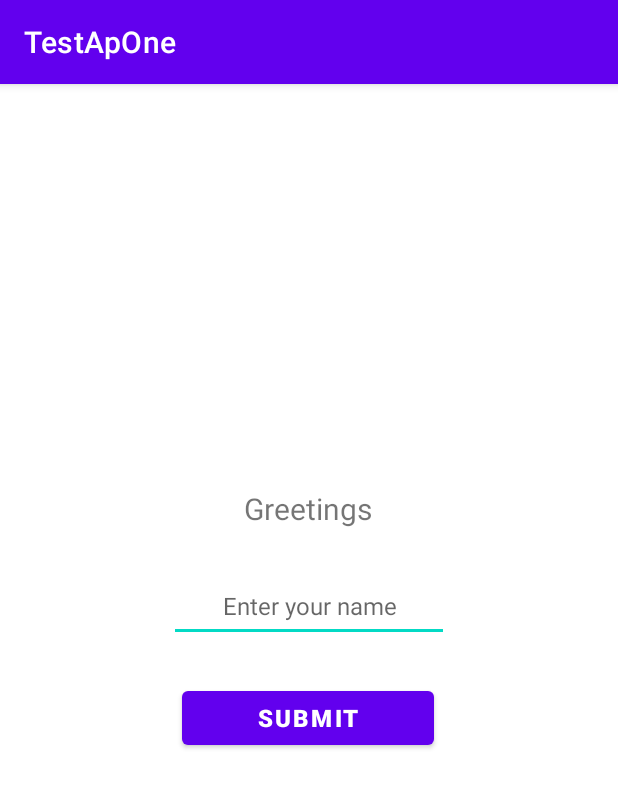
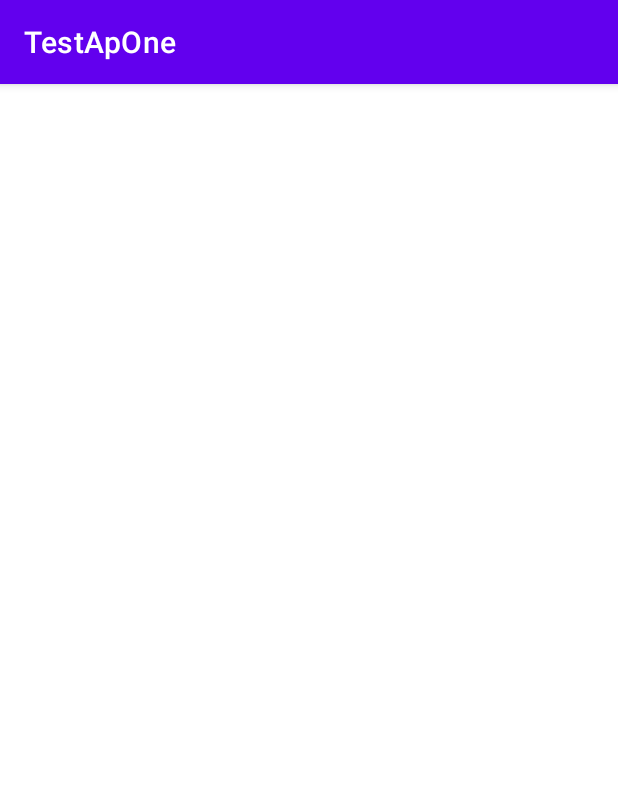
Before and after one commit to WorkWithAfridi/AndroidKotlinBootcamp-1, an Android app: the screen it shows after launch (MainActivity), on a phone screen of 412 x 824 dp. Shown: the top 788 px of the screen. Run offline under Robolectric (Android 15) with nearby library versions, the phone set to English and light mode, and no system bars.

Commit message:
Day 3 init

```diff
--- a/app/src/main/java/com/example/testapone/MainActivity.kt
+++ b/app/src/main/java/com/example/testapone/MainActivity.kt
@@ -1,84 +1,12 @@
 package com.example.testapone
 
-import android.content.Intent
-import android.opengl.Visibility
+import android.os.Bundle
 import androidx.appcompat.app.AppCompatActivity
-import android.os.Bundle
-import android.util.Log
-import android.view.View.INVISIBLE
-import android.view.View.VISIBLE
-import android.widget.Button
-import android.widget.EditText
-import android.widget.TextView
-import android.widget.Toast
-import com.example.testapone.models.Car
-import com.example.testapone.models.Driver
 
 class MainActivity : AppCompatActivity() {
     override fun onCreate(savedInstanceState: Bundle?) {
         super.onCreate(savedInstanceState)
         setContentView(R.layout.activity_main)
-
-
-        var myCar = Car()
-        myCar.start()
-
-        var driver = Driver("Mike")
-        driver.showDetails()
-
-        val greetingTextView = findViewById<TextView>(R.id.nameTV)
-        val inputField = findViewById<EditText>(R.id.nameTF)
-        val button = findViewById<Button>(R.id.saveBTN)
-        val viewOffersButton = findViewById<Button>(R.id.viewOffersBTN)
-        var name = "";
-        button.setOnClickListener(){
-            if(inputField.text.isNotEmpty()){
-                val enteredName = inputField.text.toString();
-                name = enteredName;
-                greetingTextView.text = "Welcome $enteredName"
-                inputField.text.clear()
-                viewOffersButton.visibility= VISIBLE
-            }else{
-                greetingTextView.text = "Greetings"
-                viewOffersButton.visibility= INVISIBLE
-                Toast.makeText(
-                    this@MainActivity,
-                    "Please, enter your name!",
-                    Toast.LENGTH_LONG,
-                ).show()
-            }
-        }
-        viewOffersButton.setOnClickListener(){
-            val intent = Intent(this, SecondActivity::class.java)
-            intent.putExtra("User", name, )
-            startActivity(intent)
-        }
-
-        Log.i("TestTag", "Currently on onCreate")
-    }
-    override fun onStart() {
-        super.onStart()
-        Log.i("TestTag", "Currently on onStart")
-    }
-    override fun onResume() {
-        super.onResume()
-        Log.i("TestTag", "Currently on onResume")
-    }
-    override fun onDestroy() {
-        super.onDestroy()
-        Log.i("TestTag", "Currently on onDestroy")
-    }
-    override fun onRestart() {
-        super.onRestart()
-        Log.i("TestTag", "Currently on onRestart")
-    }
-    override fun onPause() {
-        super.onPause()
-        Log.i("TestTag", "Currently on onPause")
-    }
-    override fun onStop() {
-        super.onStop()
-        Log.i("TestTag", "Currently on onStop")
     }
 }
 
--- a/app/src/main/java/com/example/testapone/models/Car.kt
+++ /dev/null
@@ -1,15 +0,0 @@
-package com.example.testapone.models
-
-import android.util.Log
-
-class Car {
-    var maxSpeed = 30
-
-    fun start(){
-        Log.i("TestTag", "Car starts")
-        Log.i("TestTag", "Max speed is $maxSpeed")
-
-    }
-
-
-}
--- a/app/src/main/java/com/example/testapone/models/Driver.kt
+++ /dev/null
@@ -1,15 +0,0 @@
-package com.example.testapone.models
-
-import android.util.Log
-
-class Driver(var driverName:String) {
-//    var driverName = name
-
-//    init {
-//        driverName=name
-//    }
-
-    fun showDetails(){
-        Log.i("TestTag", "Driver is $driverName")
-    }
-}
--- a/app/src/main/res/layout/activity_main.xml
+++ b/app/src/main/res/layout/activity_main.xml
@@ -4,62 +4,4 @@
     xmlns:tools="http://schemas.android.com/tools"
     android:layout_width="match_parent"
     android:layout_height="match_parent"
-    tools:context=".MainActivity">
-
-    <EditText
-        android:id="@+id/nameTF"
-        android:layout_width="wrap_content"
-        android:layout_height="wrap_content"
-        android:ems="10"
-        android:hint="Enter your name"
-        android:inputType="textPersonName"
-        android:minHeight="48dp"
-        android:textAlignment="center"
-        android:textSize="16sp"
-        app:layout_constraintBottom_toBottomOf="parent"
-        app:layout_constraintEnd_toEndOf="parent"
-        app:layout_constraintStart_toStartOf="parent"
-        app:layout_constraintTop_toTopOf="parent"
-        app:layout_constraintVertical_bias="0.45" />
-
-    <TextView
-        android:id="@+id/nameTV"
-        android:layout_width="wrap_content"
-        android:layout_height="wrap_content"
-        android:text="Greetings"
-        android:textSize="20sp"
-        app:layout_constraintBottom_toTopOf="@+id/nameTF"
-        app:layout_constraintEnd_toEndOf="parent"
-        app:layout_constraintHorizontal_bias="0.498"
-        app:layout_constraintStart_toStartOf="parent"
-        app:layout_constraintTop_toTopOf="parent"
-        app:layout_constraintVertical_bias="0.908" />
-
-    <Button
-        android:id="@+id/saveBTN"
-        android:layout_width="168dp"
-        android:layout_height="48dp"
-        android:text="Submit"
-        android:textSize="16sp"
-        android:textStyle="bold"
-        app:layout_constraintBottom_toBottomOf="parent"
-        app:layout_constraintEnd_toEndOf="parent"
-        app:layout_constraintHorizontal_bias="0.497"
-        app:layout_constraintStart_toStartOf="parent"
-        app:layout_constraintTop_toBottomOf="@+id/nameTF"
-        app:layout_constraintVertical_bias="0.076" />
-
-    <Button
-        android:id="@+id/viewOffersBTN"
-        android:layout_width="wrap_content"
-        android:layout_height="wrap_content"
-        android:text="view offers"
-        android:textSize="24sp"
-        android:visibility="invisible"
-        app:layout_constraintBottom_toBottomOf="parent"
-        app:layout_constraintEnd_toEndOf="parent"
-        app:layout_constraintHorizontal_bias="0.497"
-        app:layout_constraintStart_toStartOf="parent"
-        app:layout_constraintTop_toBottomOf="@+id/saveBTN"
-        app:layout_constraintVertical_bias="0.121" />
-</androidx.constraintlayout.widget.ConstraintLayout>
+    tools:context=".MainActivity"/>
```
Also changed, not shown: app/src/main/java/com/example/testapone/SecondActivity.kt (deleted, +0 -16 lines), app/src/main/res/layout/activity_second.xml (deleted, +0 -18 lines).
